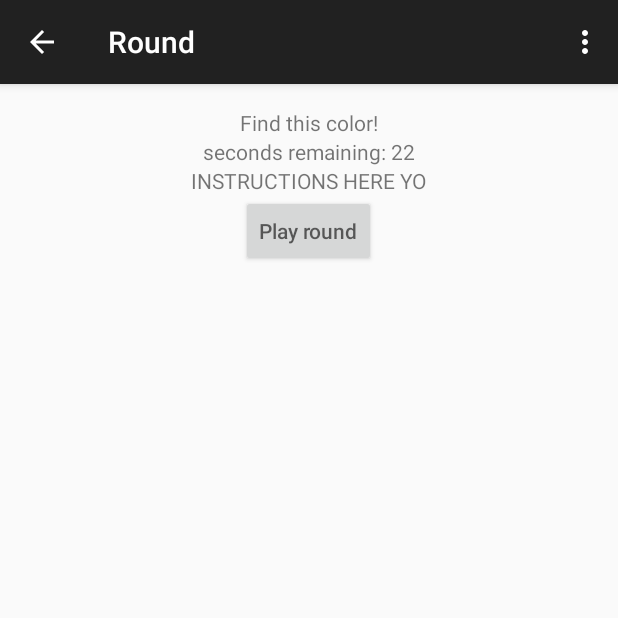
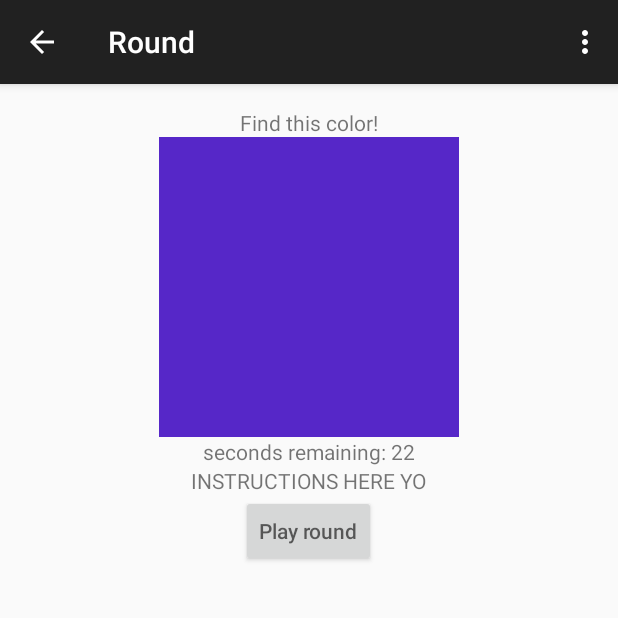
Before and after one commit to Best-Team-At-Hack-Rice/GuessHue, an Android app: the Round screen opened directly, with no data from a screen before it, in the options menu, after a tap on "Settings", on a phone screen of 412 x 824 dp, the top half of it. Run offline under Robolectric (Android 15) with nearby library versions, the phone set to English and light mode, and no system bars.

Commit message:
Added rudimentary color generation (but might not change later...?).

```diff
--- a/app/src/main/java/com/bestteamathackrice/guesshue/Approval.java
+++ b/app/src/main/java/com/bestteamathackrice/guesshue/Approval.java
@@ -24,28 +24,9 @@ public class Approval extends ActionBarActivity {
 
     private ColorDiff colorDiff = new ColorDiff();
 
-    private int goalColor = 0xFF00FF;
+    private int goalColor;
 
     private int actualColor;
-
-    private class ColorDiff implements DistanceFunction<Integer> {
-
-        @Override
-        public double calculate(Integer p1, Integer p2) {
-            int r1 = (p1 & 0xFF0000) >> 16;
-            int g1 = (p1 & 0x00FF00) >> 8;
-            int b1 = p1 & 0x0000FF;
-
-            int r2 = (p2 & 0xFF0000) >> 16;
-            int g2 = (p2 & 0x00FF00) >> 8;
-            int b2 = p2 & 0x0000FF;
-
-            return Math.sqrt((r1 - r2) * (r1 - r2) +
-                    (g1 - g2) * (g1 - g2) +
-                    (b1 - b2) * (b1 - b2));
-        }
-
-    }
 
     private long current_time;
     private Intent score_intent;
@@ -62,6 +43,7 @@ public class Approval extends ActionBarActivity {
         time_display = (TextView) findViewById(R.id.count_down_text_approval);
 
         current_time = (long) getIntent().getExtras().get("time_left");
+        goalColor = (int) getIntent().getExtras().get("goal_color");
     }
 
     @Override
@@ -204,4 +186,22 @@ public class Approval extends ActionBarActivity {
 //
 //        }
     }
+    private class ColorDiff implements DistanceFunction<Integer> {
+
+        @Override
+        public double calculate(Integer p1, Integer p2) {
+            int r1 = (p1 & 0xFF0000) >> 16;
+            int g1 = (p1 & 0x00FF00) >> 8;
+            int b1 = p1 & 0x0000FF;
+
+            int r2 = (p2 & 0xFF0000) >> 16;
+            int g2 = (p2 & 0x00FF00) >> 8;
+            int b2 = p2 & 0x0000FF;
+
+            return Math.sqrt((r1 - r2) * (r1 - r2) +
+                    (g1 - g2) * (g1 - g2) +
+                    (b1 - b2) * (b1 - b2));
+        }
+
+    }
 }
--- a/app/src/main/java/com/bestteamathackrice/guesshue/Round.java
+++ b/app/src/main/java/com/bestteamathackrice/guesshue/Round.java
@@ -1,23 +1,27 @@
 package com.bestteamathackrice.guesshue;
 
 import android.content.Intent;
+import android.graphics.Bitmap;
 import android.os.CountDownTimer;
 import android.support.v7.app.ActionBarActivity;
 import android.os.Bundle;
 import android.view.Menu;
 import android.view.MenuItem;
 import android.view.View;
+import android.widget.ImageView;
 import android.widget.TextView;
 
+import java.util.Random;
 import java.util.Timer;
 
 
 public class Round extends ActionBarActivity {
+
+    private int goal_color;
     private long current_time;
     private Intent score_intent;
     private TextView time_display;
     private CountDownTimer countdown;
-
 
     @Override
     protected void onCreate(Bundle savedInstanceState) {
@@ -26,6 +30,19 @@ public class Round extends ActionBarActivity {
         current_time = 30000;
         score_intent = new Intent(this, Score.class);
         time_display = (TextView) findViewById(R.id.count_down_text_round);
+        goal_color = generateColor();
+
+        ImageView image = (ImageView) findViewById(R.id.goal_color);
+        image.setBackgroundColor(0xFF000000 | goal_color);
+    }
+
+    private int generateColor() {
+        int tailClamp = 20;
+        Random rng = new Random();
+        int r = ((rng.nextInt(0xFF-2*tailClamp)+tailClamp) & 0xFF)<<16;
+        int g = ((rng.nextInt(0xFF-2*tailClamp)+tailClamp) & 0xFF)<<8;
+        int b = (rng.nextInt(0xFF-2*tailClamp)+tailClamp) & 0xFF;
+        return r | g | b;
     }
 
     @Override
@@ -81,6 +98,7 @@ public class Round extends ActionBarActivity {
     public void dispatchApprovalActivity(View view) {
         Intent intent = new Intent(this, Approval.class);
         intent.putExtra("time_left", current_time);
+        intent.putExtra("goal_color", goal_color);
         startActivity(intent);
     }
 }
--- a/app/src/main/res/layout/activity_round.xml
+++ b/app/src/main/res/layout/activity_round.xml
@@ -14,8 +14,8 @@
         android:layout_gravity="center_horizontal" />
 
     <ImageView
-        android:layout_width="wrap_content"
-        android:layout_height="wrap_content"
+        android:layout_width="200dp"
+        android:layout_height="200dp"
         android:id="@+id/goal_color"
         android:contentDescription="@string/goal_color_description"
         android:layout_gravity="center_horizontal" />
```
